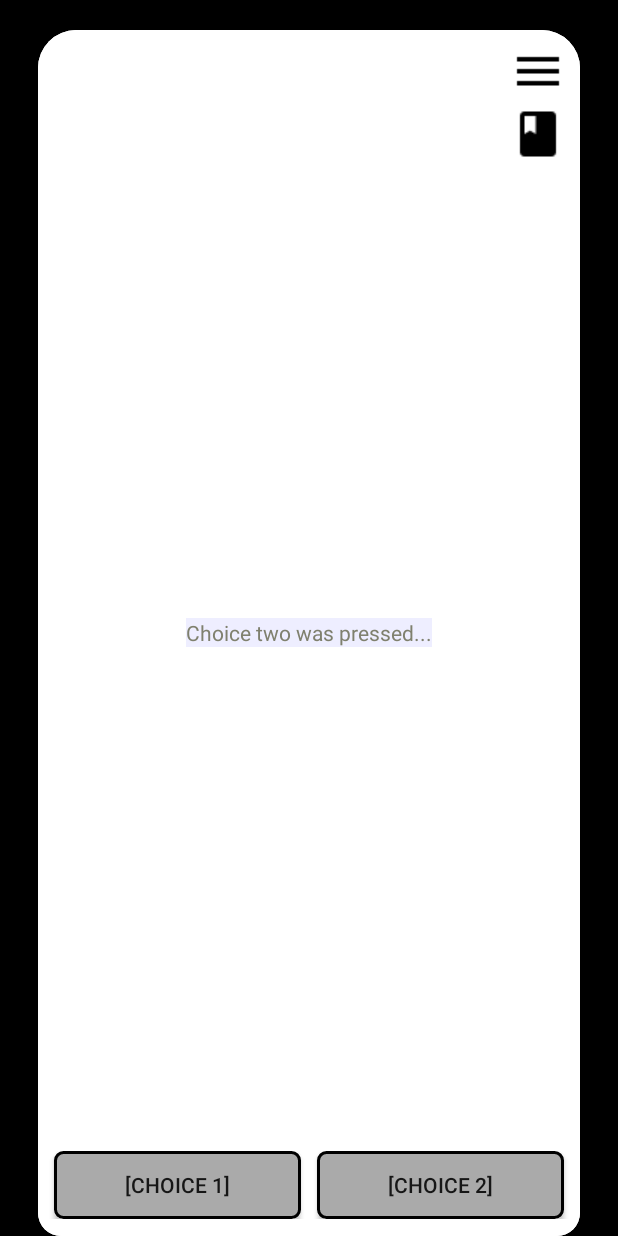
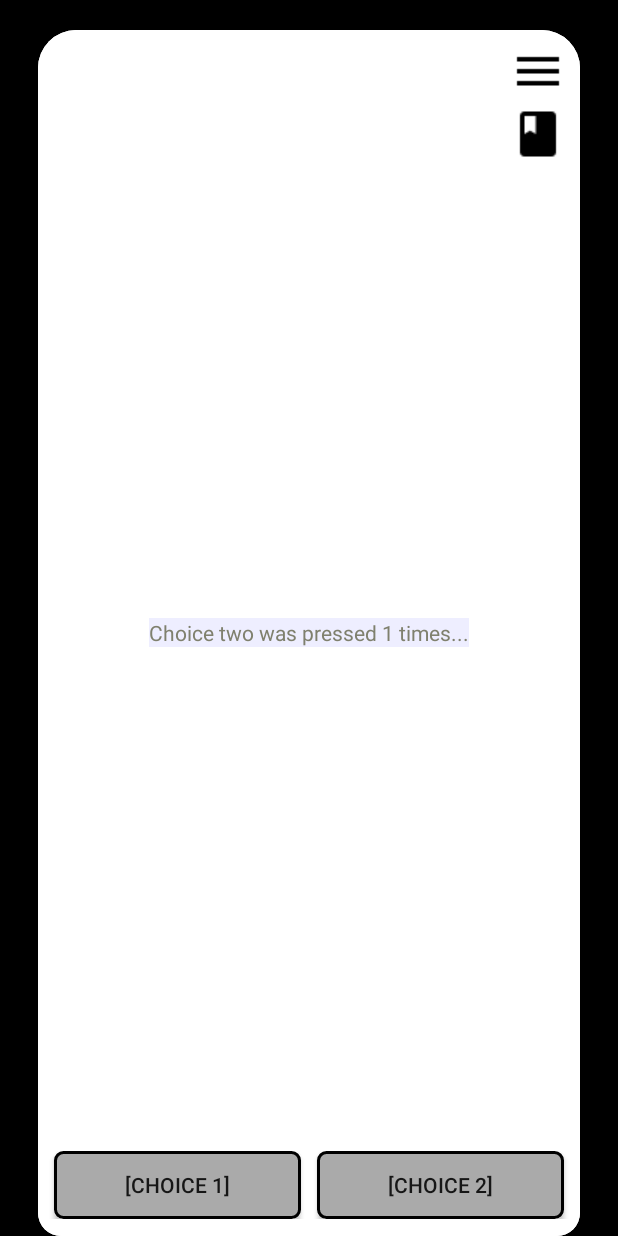
Before and after one commit to Mumen-Rider/ProjectSazorg, an Android app: the screen it shows after launch (MainActivity), after a tap on an icon or button, on a phone screen of 412 x 824 dp. Run offline under Robolectric (Android 15) with nearby library versions, the phone set to English and light mode, and no system bars; 1 other tap on this screen came first.

Commit message:
making text views appear

```diff
--- a/app/src/main/java/com/example/a94688/projectsazorg/MainActivity.java
+++ b/app/src/main/java/com/example/a94688/projectsazorg/MainActivity.java
@@ -18,6 +18,8 @@ import android.widget.TextView;
 public class MainActivity extends AppCompatActivity {
 
     GridLayout gl;
+    int x=0;
+    int y =0;
 
     @Override
     protected void onCreate(Bundle savedInstanceState) {
@@ -53,34 +55,7 @@ public class MainActivity extends AppCompatActivity {
 
     public void choice1(View view){
 
-        // Get the widgets reference from XML layout
-        RelativeLayout rl = (RelativeLayout) findViewById(R.id.rl);
-
-        // Create a TextView programmatically.
-        TextView tv = new TextView(getApplicationContext());
-
-        // Create a LayoutParams for TextView
-        RelativeLayout.LayoutParams lp = new RelativeLayout.LayoutParams(
-                RelativeLayout.LayoutParams.WRAP_CONTENT, // Width of TextView
-                RelativeLayout.LayoutParams.WRAP_CONTENT); // Height of TextView
-
-        // Apply the layout parameters to TextView widget
-        tv.setLayoutParams(lp);
-
-        // Set text to display in TextView
-        tv.setText("Choice one was pressed...");
-
-        // Set a text color for TextView text
-        tv.setTextColor(Color.parseColor("#806e7f"));
-
-        tv.setBackgroundColor(Color.parseColor("#ffeeee"));
-
-
-        // Add newly created TextView to parent view group (RelativeLayout)
-        rl.addView(tv);
-    }
-
-    public void choice2(View view){
+        x++;
 
         // Get the widgets reference from XML layout
         RelativeLayout rl = (RelativeLayout) findViewById(R.id.rl);
@@ -97,41 +72,48 @@ public class MainActivity extends AppCompatActivity {
         tv.setLayoutParams(lp);
 
         // Set text to display in TextView
-        tv.setText("Choice two was pressed...");
+        tv.setText("Choice one was pressed " + x + " times...");
+
+        // Set a text color for TextView text
+        tv.setTextColor(Color.parseColor("#806e7f"));
+
+        tv.setBackgroundColor(Color.parseColor("#ffeeee"));
+
+
+        // Add newly created TextView to parent view group (RelativeLayout)
+        rl.addView(tv);
+    }
+
+    public void choice2(View view){
+
+        y++;
+
+        // Get the widgets reference from XML layout
+        RelativeLayout rl = (RelativeLayout) findViewById(R.id.rl);
+
+        // Create a TextView programmatically.
+        TextView tv = new TextView(getApplicationContext());
+
+        // Create a LayoutParams for TextView
+        RelativeLayout.LayoutParams lp = new RelativeLayout.LayoutParams(
+                RelativeLayout.LayoutParams.WRAP_CONTENT, // Width of TextView
+                RelativeLayout.LayoutParams.WRAP_CONTENT); // Height of TextView
+
+        // Apply the layout parameters to TextView widget
+        tv.setLayoutParams(lp);
+
+        // Set text to display in TextView
+        tv.setText("Choice two was pressed " + y + " times...");
 
         // Set a text color for TextView text
         tv.setTextColor(Color.parseColor("#7f806e"));
 
         tv.setBackgroundColor(Color.parseColor("#eeeeff"));
 
-
-
-        //tv.setId(Integer.parseInt("choiceTwoText"));
-        //^^broken ID setting test
-
-
+        tv.setId(R.id.my_edit_text_1);
 
         // Add newly created TextView to parent view group (RelativeLayout)
         rl.addView(tv);
 
-        /*// Initializing a ShapeDrawable
-        ShapeDrawable sd = new ShapeDrawable();
-
-        // Specify the shape of ShapeDrawable
-        sd.setShape(new RectShape());
-
-        // Specify the border color of shape
-        sd.getPaint().setColor(Color.RED);
-
-        // Set the border width
-        sd.getPaint().setStrokeWidth(10f);
-
-        // Specify the style is a Stroke
-        sd.getPaint().setStyle(Paint.Style.STROKE);
-
-        sd.getPaint().s
-
-        // Finally, add the drawable background to TextView
-        tv.setBackground(sd);*/
     }
 }
```
Also changed, not shown: app/src/main/res/values/ids.xml (added, +10 -0 lines), 1 other file.
